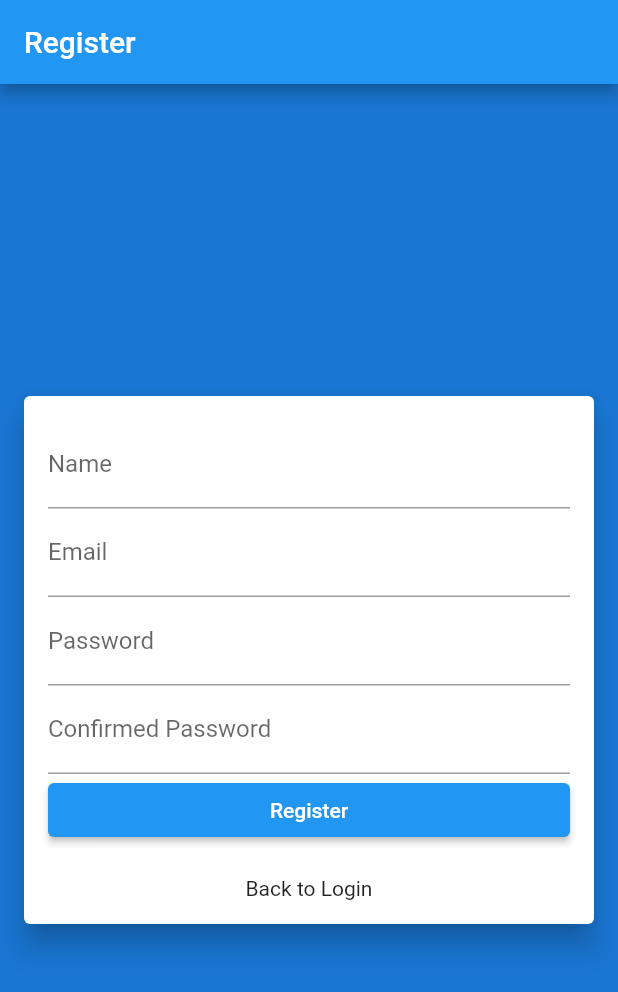
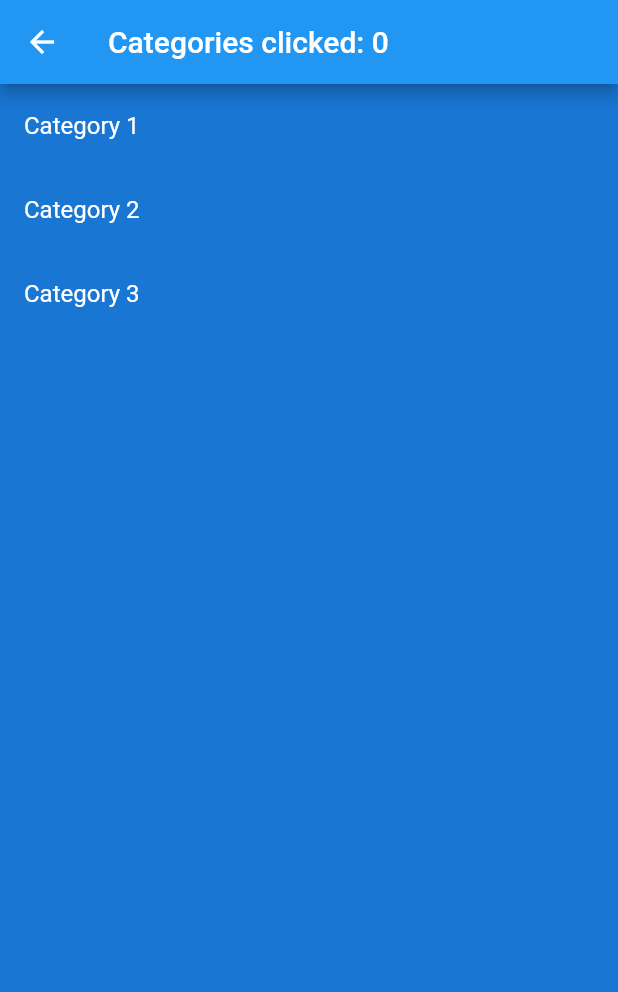
Before and after one commit to e00xff/flutter_expenses, a Flutter app: the screen it shows after launch, after a tap on "Register new user", after a tap on "Register", on a phone screen of 412 x 824 dp. Shown: the top 992 px of the screen. Run offline on Flutter 3.47's test engine with Material 2 defaults, Android fonts, the light colour scheme and no system bars.

Commit message:
Variables, Lists, and First Stateful Widget

```diff
--- a/lib/main.dart
+++ b/lib/main.dart
@@ -1,4 +1,5 @@
 import 'package:flutter/material.dart';
+import 'package:flutter_expenses/screens/categories.dart';
 import 'package:flutter_expenses/screens/login.dart';
 import 'package:flutter_expenses/screens/register.dart';
 
@@ -15,6 +16,7 @@ class MyApp extends StatelessWidget {
       routes: {
         '/login': (context) => const Login(),
         '/register': (context) => const Register(),
+        '/categories': (context) => Categories(),
       },
     );
   }
--- /dev/null
+++ b/lib/screens/categories.dart
@@ -0,0 +1,40 @@
+import 'package:flutter/material.dart';
+
+class Categories extends StatefulWidget {
+  @override
+  CategoriesState createState() => CategoriesState();
+}
+
+class CategoriesState extends State<Categories> {
+  final List<String> categories = <String>[
+    'Category 1',
+    'Category 2',
+    'Category 3',
+  ];
+
+  int clicked = 0;
+
+  @override
+  Widget build(BuildContext context) {
+    return Scaffold(
+      appBar: AppBar(
+        title: Text('Categories clicked: ' + clicked.toString()),
+      ),
+      body: Container(
+        color: Theme.of(context).primaryColorDark,
+        child: Center(
+            child: ListView.builder(
+                itemCount: categories.length,
+                itemBuilder: (BuildContext context, int index) {
+                  return ListTile(
+                    title: Text(
+                      categories[index],
+                      style: const TextStyle(color: Colors.white),
+                    ),
+                    onTap: () => setState(() => clicked++),
+                  );
+                })),
+      ),
+    );
+  }
+}
--- a/lib/screens/login.dart
+++ b/lib/screens/login.dart
@@ -11,6 +11,8 @@ class Login extends StatelessWidget {
       ),
       body: Container(
         color: Theme.of(context).primaryColorDark,
+        child: Padding(
+          padding: const EdgeInsets.all(8.0),
           child: Column(
             mainAxisAlignment: MainAxisAlignment.center,
             children: <Widget>[
@@ -38,9 +40,8 @@ class Login extends StatelessWidget {
                       Padding(
                         padding: const EdgeInsets.only(top: 20.0),
                         child: InkWell(
-                          onTap: () => {
-                            Navigator.popAndPushNamed(context, '/register')
-                          },
+                          onTap: () =>
+                              {Navigator.popAndPushNamed(context, '/register')},
                           child: const Text('Register new user'),
                         ),
                       ),
@@ -51,6 +52,7 @@ class Login extends StatelessWidget {
             ],
           ),
         ),
+      ),
     );
   }
 }
--- a/lib/screens/register.dart
+++ b/lib/screens/register.dart
@@ -11,6 +11,8 @@ class Register extends StatelessWidget {
       ),
       body: Container(
         color: Theme.of(context).primaryColorDark,
+        child: Padding(
+          padding: const EdgeInsets.all(8.0),
           child: Column(
             mainAxisAlignment: MainAxisAlignment.center,
             children: <Widget>[
@@ -35,10 +37,13 @@ class Register extends StatelessWidget {
                       ),
                       const TextField(
                         keyboardType: TextInputType.visiblePassword,
-                        decoration: InputDecoration(labelText: 'Confirmed Password'),
+                        decoration:
+                            InputDecoration(labelText: 'Confirmed Password'),
                       ),
                       ElevatedButton(
-                        onPressed: () => print('Register clicked'),
+                        onPressed: () => {
+                          Navigator.pushNamed(context, '/categories'),
+                        },
                         child: const Text('Register'),
                         style: ElevatedButton.styleFrom(
                             minimumSize: const Size(double.infinity, 36)),
@@ -46,9 +51,7 @@ class Register extends StatelessWidget {
                       Padding(
                         padding: const EdgeInsets.only(top: 20.0),
                         child: InkWell(
-                          onTap: () => {
-                            Navigator.pop(context)
-                          },
+                          onTap: () => {Navigator.pop(context)},
                           child: const Text('Back to Login'),
                         ),
                       ),
@@ -59,6 +62,7 @@ class Register extends StatelessWidget {
             ],
           ),
         ),
+      ),
     );
   }
 }
```
Lines whose indentation alone changed are shown as unchanged.
